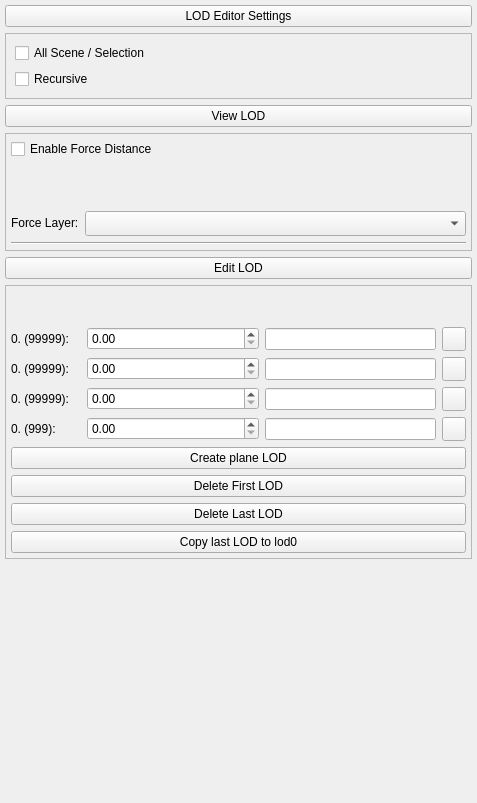
Qt form Tools/ResourceEditor/DataQt/LODEditor.ui (xaoctech/dava.engine) before a commit.
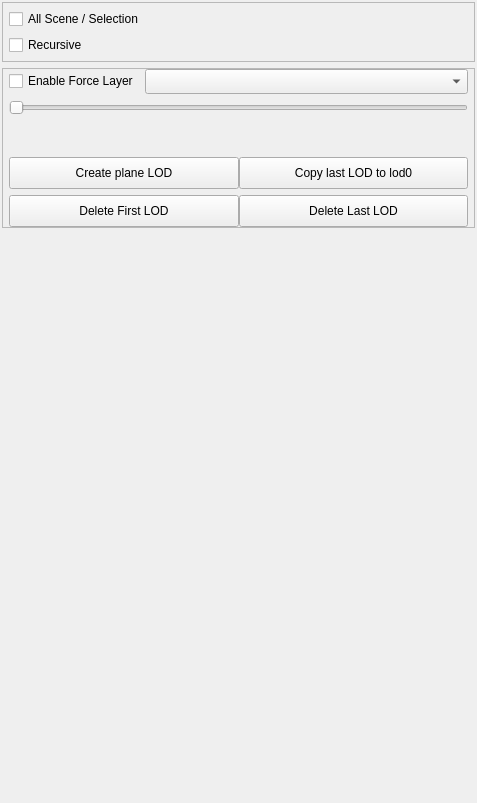
The same form after that commit. Icons and pictures are not drawn. Custom widgets are drawn as their Qt base class.

Commit message: This is a combination of 3 commits. [DF_10760] Updated LOD Editor to work with LodSystem2

Patch:
```diff
--- a/Tools/ResourceEditor/DataQt/LODEditor.ui
+++ b/Tools/ResourceEditor/DataQt/LODEditor.ui
@@ -16,23 +16,12 @@
   <property name="windowTitle">
    <string>Form</string>
   </property>
-  <layout class="QVBoxLayout" name="verticalLayout">
+  <layout class="QVBoxLayout" name="verticalLayout_3">
    <property name="margin">
-    <number>5</number>
+    <number>2</number>
    </property>
    <item>
-    <widget class="QPushButton" name="lodEditorSettingsButton">
-     <property name="text">
-      <string>LOD Editor Settings</string>
-     </property>
-     <property name="icon">
-      <iconset resource="Resources.qrc">
-       <normaloff>:/QtIcons/advanced.png</normaloff>:/QtIcons/advanced.png</iconset>
-     </property>
-    </widget>
-   </item>
-   <item alignment="Qt::AlignVCenter">
-    <widget class="QFrame" name="frameLodEditorSettings">
+    <widget class="QFrame" name="frameSettings">
      <property name="sizePolicy">
       <sizepolicy hsizetype="Preferred" vsizetype="Fixed">
        <horstretch>0</horstretch>
@@ -46,6 +35,9 @@
       <enum>QFrame::Raised</enum>
      </property>
      <layout class="QVBoxLayout" name="verticalLayout_2">
+      <property name="margin">
+       <number>6</number>
+      </property>
       <item>
        <widget class="QCheckBox" name="checkboxLodEditorMode">
         <property name="text">
@@ -64,18 +56,7 @@
     </widget>
    </item>
    <item>
-    <widget class="QPushButton" name="viewLODButton">
-     <property name="text">
-      <string>View LOD</string>
-     </property>
-     <property name="icon">
-      <iconset resource="Resources.qrc">
-       <normaloff>:/QtIcons/advanced.png</normaloff>:/QtIcons/advanced.png</iconset>
-     </property>
-    </widget>
-   </item>
-   <item>
-    <widget class="QFrame" name="frameViewLOD">
+    <widget class="QFrame" name="frameLOD">
      <property name="sizePolicy">
       <sizepolicy hsizetype="Preferred" vsizetype="Fixed">
        <horstretch>0</horstretch>
@@ -88,102 +69,54 @@
      <property name="frameShadow">
       <enum>QFrame::Raised</enum>
      </property>
-     <layout class="QGridLayout" name="gridLayout_3">
-      <property name="margin">
-       <number>5</number>
+     <layout class="QVBoxLayout" name="verticalLayout">
+      <property name="leftMargin">
+       <number>6</number>
       </property>
-      <item row="0" column="0" colspan="2">
-       <widget class="QCheckBox" name="enableForceDistance">
-        <property name="sizePolicy">
-         <sizepolicy hsizetype="Preferred" vsizetype="Fixed">
-          <horstretch>0</horstretch>
-          <verstretch>0</verstretch>
-         </sizepolicy>
-        </property>
-        <property name="text">
-         <string>Enable Force Distance</string>
-        </property>
-       </widget>
+      <property name="topMargin">
+       <number>0</number>
+      </property>
+      <property name="rightMargin">
+       <number>6</number>
+      </property>
+      <property name="bottomMargin">
+       <number>0</number>
+      </property>
+      <item>
+       <layout class="QHBoxLayout" name="horizontalLayout_3">
+        <item>
+         <widget class="QCheckBox" name="enableForceDistance">
+          <property name="sizePolicy">
+           <sizepolicy hsizetype="Fixed" vsizetype="Fixed">
+            <horstretch>0</horstretch>
+            <verstretch>0</verstretch>
+           </sizepolicy>
+          </property>
+          <property name="text">
+           <string>Enable Force Layer</string>
+          </property>
+         </widget>
+        </item>
+        <item>
+         <widget class="QComboBox" name="forceLayer">
+          <property name="minimumSize">
+           <size>
+            <width>0</width>
+            <height>25</height>
+           </size>
+          </property>
+         </widget>
+        </item>
+       </layout>
       </item>
-      <item row="1" column="0" colspan="2">
-       <widget class="LabeledSlider" name="forceSlider" native="true">
-        <property name="sizePolicy">
-         <sizepolicy hsizetype="Preferred" vsizetype="Minimum">
-          <horstretch>0</horstretch>
-          <verstretch>0</verstretch>
-         </sizepolicy>
-        </property>
-        <property name="minimumSize">
-         <size>
-          <width>0</width>
-          <height>40</height>
-         </size>
-        </property>
-       </widget>
-      </item>
-      <item row="2" column="0">
-       <widget class="QLabel" name="forceLayerLabel">
-        <property name="sizePolicy">
-         <sizepolicy hsizetype="Fixed" vsizetype="Fixed">
-          <horstretch>0</horstretch>
-          <verstretch>0</verstretch>
-         </sizepolicy>
-        </property>
-        <property name="text">
-         <string>Force Layer:</string>
-        </property>
-       </widget>
-      </item>
-      <item row="2" column="1">
-       <widget class="QComboBox" name="forceLayer">
-        <property name="minimumSize">
-         <size>
-          <width>0</width>
-          <height>25</height>
-         </size>
-        </property>
-       </widget>
-      </item>
-      <item row="3" column="0" colspan="2">
-       <widget class="Line" name="line">
+      <item>
+       <widget class="QSlider" name="forceSlider">
         <property name="orientation">
          <enum>Qt::Horizontal</enum>
         </property>
        </widget>
       </item>
-     </layout>
-    </widget>
-   </item>
-   <item>
-    <widget class="QPushButton" name="editLODButton">
-     <property name="text">
-      <string>Edit LOD</string>
-     </property>
-     <property name="icon">
-      <iconset resource="Resources.qrc">
-       <normaloff>:/QtIcons/advanced.png</normaloff>:/QtIcons/advanced.png</iconset>
-     </property>
-    </widget>
-   </item>
-   <item>
-    <widget class="QFrame" name="frameEditLOD">
-     <property name="sizePolicy">
-      <sizepolicy hsizetype="Preferred" vsizetype="Fixed">
-       <horstretch>0</horstretch>
-       <verstretch>0</verstretch>
-      </sizepolicy>
-     </property>
-     <property name="frameShape">
-      <enum>QFrame::StyledPanel</enum>
-     </property>
-     <property name="frameShadow">
-      <enum>QFrame::Raised</enum>
-     </property>
-     <layout class="QGridLayout" name="gridLayout_4">
-      <property name="margin">
-       <number>5</number>
-      </property>
-      <item row="0" column="0" colspan="4">
+      <item>
        <widget class="DistanceSlider" name="distanceSlider">
         <property name="sizePolicy">
          <sizepolicy hsizetype="Preferred" vsizetype="Fixed">
@@ -202,337 +135,125 @@
         </property>
        </widget>
       </item>
-      <item row="6" column="0" colspan="4">
-       <widget class="QPushButton" name="buttonDeleteFirstLOD">
-        <property name="text">
-         <string>Delete First LOD</string>
+      <item>
+       <layout class="QHBoxLayout" name="horizontalLayout">
+        <property name="spacing">
+         <number>0</number>
         </property>
-       </widget>
-      </item>
-      <item row="2" column="3">
-       <widget class="QPushButton" name="lod1Reset">
-        <property name="sizePolicy">
-         <sizepolicy hsizetype="Fixed" vsizetype="Fixed">
-          <horstretch>0</horstretch>
-          <verstretch>0</verstretch>
-         </sizepolicy>
+        <property name="sizeConstraint">
+         <enum>QLayout::SetDefaultConstraint</enum>
         </property>
-        <property name="minimumSize">
-         <size>
-          <width>24</width>
-          <height>24</height>
-         </size>
+        <property name="leftMargin">
+         <number>0</number>
         </property>
-        <property name="maximumSize">
-         <size>
-          <width>24</width>
-          <height>24</height>
-         </size>
-        </property>
-        <property name="text">
-         <string/>
-        </property>
-        <property name="icon">
-         <iconset resource="Resources.qrc">
-          <normaloff>:/QtIcons/reset.png</normaloff>:/QtIcons/reset.png</iconset>
-        </property>
-       </widget>
+        <item>
+         <widget class="QPushButton" name="createPlaneLodButton">
+          <property name="sizePolicy">
+           <sizepolicy hsizetype="Preferred" vsizetype="Minimum">
+            <horstretch>32</horstretch>
+            <verstretch>32</verstretch>
+           </sizepolicy>
+          </property>
+          <property name="minimumSize">
+           <size>
+            <width>32</width>
+            <height>32</height>
+           </size>
+          </property>
+          <property name="maximumSize">
+           <size>
+            <width>16777215</width>
+            <height>32</height>
+           </size>
+          </property>
+          <property name="text">
+           <string>Create plane LOD</string>
+          </property>
+         </widget>
+        </item>
+        <item>
+         <widget class="QPushButton" name="lastLodToFrontButton">
+          <property name="sizePolicy">
+           <sizepolicy hsizetype="Preferred" vsizetype="Minimum">
+            <horstretch>32</horstretch>
+            <verstretch>32</verstretch>
+           </sizepolicy>
+          </property>
+          <property name="minimumSize">
+           <size>
+            <width>32</width>
+            <height>32</height>
+           </size>
+          </property>
+          <property name="maximumSize">
+           <size>
+            <width>16777215</width>
+            <height>32</height>
+           </size>
+          </property>
+          <property name="text">
+           <string>Copy last LOD to lod0</string>
+          </property>
+         </widget>
+        </item>
+       </layout>
       </item>
-      <item row="3" column="3">
-       <widget class="QPushButton" name="lod2Reset">
-        <property name="sizePolicy">
-         <sizepolicy hsizetype="Fixed" vsizetype="Fixed">
-          <horstretch>0</horstretch>
-          <verstretch>0</verstretch>
-         </sizepolicy>
+      <item>
+       <layout class="QHBoxLayout" name="horizontalLayout_2">
+        <property name="spacing">
+         <number>0</number>
         </property>
-        <property name="minimumSize">
-         <size>
-          <width>24</width>
-          <height>24</height>
-         </size>
-        </property>
-        <property name="maximumSize">
-         <size>
-          <width>24</width>
-          <height>24</height>
-         </size>
-        </property>
-        <property name="text">
-         <string/>
-        </property>
-        <property name="icon">
-         <iconset resource="Resources.qrc">
-          <normaloff>:/QtIcons/reset.png</normaloff>:/QtIcons/reset.png</iconset>
-        </property>
-       </widget>
-      </item>
-      <item row="5" column="0" colspan="4">
-       <widget class="QPushButton" name="createPlaneLodButton">
-        <property name="text">
-         <string>Create plane LOD</string>
-        </property>
-       </widget>
-      </item>
-      <item row="4" column="0" alignment="Qt::AlignVCenter">
-       <widget class="QLabel" name="lod3Name">
-        <property name="sizePolicy">
-         <sizepolicy hsizetype="Minimum" vsizetype="Fixed">
-          <horstretch>0</horstretch>
-          <verstretch>0</verstretch>
-         </sizepolicy>
-        </property>
-        <property name="minimumSize">
-         <size>
-          <width>70</width>
-          <height>0</height>
-         </size>
-        </property>
-        <property name="layoutDirection">
-         <enum>Qt::LeftToRight</enum>
-        </property>
-        <property name="text">
-         <string>0. (999):</string>
-        </property>
-        <property name="alignment">
-         <set>Qt::AlignLeading|Qt::AlignLeft|Qt::AlignVCenter</set>
-        </property>
-       </widget>
-      </item>
-      <item row="2" column="1">
-       <widget class="EventFilterDoubleSpinBox" name="lod1Distance">
-        <property name="sizePolicy">
-         <sizepolicy hsizetype="Expanding" vsizetype="Fixed">
-          <horstretch>0</horstretch>
-          <verstretch>0</verstretch>
-         </sizepolicy>
-        </property>
-        <property name="suffix">
-         <string/>
-        </property>
-        <property name="minimum">
-         <double>0.000000000000000</double>
-        </property>
-        <property name="maximum">
-         <double>1000.000000000000000</double>
-        </property>
-       </widget>
-      </item>
-      <item row="3" column="0" alignment="Qt::AlignVCenter">
-       <widget class="QLabel" name="lod2Name">
-        <property name="sizePolicy">
-         <sizepolicy hsizetype="Minimum" vsizetype="Fixed">
-          <horstretch>0</horstretch>
-          <verstretch>0</verstretch>
-         </sizepolicy>
-        </property>
-        <property name="minimumSize">
-         <size>
-          <width>70</width>
-          <height>0</height>
-         </size>
-        </property>
-        <property name="layoutDirection">
-         <enum>Qt::LeftToRight</enum>
-        </property>
-        <property name="text">
-         <string>0. (99999):</string>
-        </property>
-        <property name="alignment">
-         <set>Qt::AlignLeading|Qt::AlignLeft|Qt::AlignVCenter</set>
-        </property>
-       </widget>
-      </item>
-      <item row="4" column="1">
-       <widget class="EventFilterDoubleSpinBox" name="lod3Distance">
-        <property name="sizePolicy">
-         <sizepolicy hsizetype="Expanding" vsizetype="Fixed">
-          <horstretch>0</horstretch>
-          <verstretch>0</verstretch>
-         </sizepolicy>
-        </property>
-        <property name="suffix">
-         <string/>
-        </property>
-        <property name="minimum">
-         <double>0.000000000000000</double>
-        </property>
-        <property name="maximum">
-         <double>1000.000000000000000</double>
-        </property>
-       </widget>
-      </item>
-      <item row="4" column="3">
-       <widget class="QPushButton" name="lod3Reset">
-        <property name="sizePolicy">
-         <sizepolicy hsizetype="Fixed" vsizetype="Fixed">
-          <horstretch>0</horstretch>
-          <verstretch>0</verstretch>
-         </sizepolicy>
-        </property>
-        <property name="minimumSize">
-         <size>
-          <width>24</width>
-          <height>24</height>
-         </size>
-        </property>
-        <property name="maximumSize">
-         <size>
-          <width>24</width>
-          <height>24</height>
-         </size>
-        </property>
-        <property name="text">
-         <string/>
-        </property>
-        <property name="icon">
-         <iconset resource="Resources.qrc">
-          <normaloff>:/QtIcons/reset.png</normaloff>:/QtIcons/reset.png</iconset>
-        </property>
-       </widget>
-      </item>
-      <item row="1" column="3">
-       <widget class="QPushButton" name="lod0Reset">
-        <property name="sizePolicy">
-         <sizepolicy hsizetype="Fixed" vsizetype="Fixed">
-          <horstretch>0</horstretch>
-          <verstretch>0</verstretch>
-         </sizepolicy>
-        </property>
-        <property name="minimumSize">
-         <size>
-          <width>24</width>
-          <height>24</height>
-         </size>
-        </property>
-        <property name="maximumSize">
-         <size>
-          <width>24</width>
-          <height>24</height>
-         </size>
-        </property>
-        <property name="text">
-         <string/>
-        </property>
-        <property name="icon">
-         <iconset resource="Resources.qrc">
-          <normaloff>:/QtIcons/reset.png</normaloff>:/QtIcons/reset.png</iconset>
-        </property>
-       </widget>
-      </item>
-      <item row="3" column="1">
-       <widget class="EventFilterDoubleSpinBox" name="lod2Distance">
-        <property name="sizePolicy">
-         <sizepolicy hsizetype="Expanding" vsizetype="Fixed">
-          <horstretch>0</horstretch>
-          <verstretch>0</verstretch>
-         </sizepolicy>
-        </property>
-        <property name="suffix">
-         <string/>
-        </property>
-        <property name="minimum">
-         <double>0.000000000000000</double>
-        </property>
-        <property name="maximum">
-         <double>1000.000000000000000</double>
-        </property>
-       </widget>
-      </item>
-      <item row="2" column="0" alignment="Qt::AlignVCenter">
-       <widget class="QLabel" name="lod1Name">
-        <property name="sizePolicy">
-         <sizepolicy hsizetype="Minimum" vsizetype="Fixed">
-          <horstretch>0</horstretch>
-          <verstretch>0</verstretch>
-         </sizepolicy>
-        </property>
-        <property name="minimumSize">
-         <size>
-          <width>70</width>
-          <height>0</height>
-         </size>
-        </property>
-        <property name="layoutDirection">
-         <enum>Qt::LeftToRight</enum>
-        </property>
-        <property name="text">
-         <string>0. (99999):</string>
-        </property>
-        <property name="alignment">
-         <set>Qt::AlignLeading|Qt::AlignLeft|Qt::AlignVCenter</set>
-        </property>
-       </widget>
-      </item>
-      <item row="8" column="0" colspan="4">
-       <widget class="QPushButton" name="lastLodToFrontButton">
-        <property name="text">
-         <string>Copy last LOD to lod0</string>
-        </property>
-       </widget>
-      </item>
-      <item row="7" column="0" colspan="4">
-       <widget class="QPushButton" name="buttonDeleteLastLOD">
-        <property name="text">
-         <string>Delete Last LOD</string>
-        </property>
-       </widget>
-      </item>
-      <item row="1" column="0">
-       <widget class="QLabel" name="lod0Name">
-        <property name="sizePolicy">
-         <sizepolicy hsizetype="Minimum" vsizetype="Fixed">
-          <horstretch>0</horstretch>
-          <verstretch>0</verstretch>
-         </sizepolicy>
-        </property>
-        <property name="minimumSize">
-         <size>
-          <width>70</width>
-          <height>0</height>
-         </size>
-        </property>
-        <property name="layoutDirection">
-         <enum>Qt::LeftToRight</enum>
-        </property>
-        <property name="text">
-         <string>0. (99999):</string>
-        </property>
-        <property name="alignment">
-         <set>Qt::AlignLeading|Qt::AlignLeft|Qt::AlignVCenter</set>
-        </property>
-       </widget>
-      </item>
-      <item row="1" column="1" alignment="Qt::AlignVCenter">
-       <widget class="EventFilterDoubleSpinBox" name="lod0Distance">
-        <property name="sizePolicy">
-         <sizepolicy hsizetype="Expanding" vsizetype="Fixed">
-          <horstretch>0</horstretch>
-          <verstretch>0</verstretch>
-         </sizepolicy>
-        </property>
-        <property name="suffix">
-         <string/>
-        </property>
-        <property name="minimum">
-         <double>0.000000000000000</double>
-        </property>
-        <property name="maximum">
-         <double>1000.000000000000000</double>
-        </property>
-       </widget>
-      </item>
-      <item row="1" column="2">
-       <widget class="QLineEdit" name="lod0Multiple"/>
-      </item>
-      <item row="2" column="2">
-       <widget class="QLineEdit" name="lod1Multiple"/>
-      </item>
-      <item row="3" column="2">
-       <widget class="QLineEdit" name="lod2Multiple"/>
-      </item>
-      <item row="4" column="2">
-       <widget class="QLineEdit" name="lod3Multiple"/>
+        <item>
+         <widget class="QPushButton" name="buttonDeleteFirstLOD">
+          <property name="sizePolicy">
+           <sizepolicy hsizetype="Preferred" vsizetype="Minimum">
+            <horstretch>32</horstretch>
+            <verstretch>32</verstretch>
+           </sizepolicy>
+          </property>
+          <property name="minimumSize">
+           <size>
+            <width>32</width>
+            <height>32</height>
+           </size>
+          </property>
+          <property name="maximumSize">
+           <size>
+            <width>16777215</width>
+            <height>32</height>
+           </size>
+          </property>
+          <property name="text">
+           <string>Delete First LOD</string>
+          </property>
+         </widget>
+        </item>
+        <item>
+         <widget class="QPushButton" name="buttonDeleteLastLOD">
+          <property name="sizePolicy">
+           <sizepolicy hsizetype="Preferred" vsizetype="Minimum">
+            <horstretch>32</horstretch>
+            <verstretch>32</verstretch>
+           </sizepolicy>
+          </property>
+          <property name="minimumSize">
+           <size>
+            <width>32</width>
+            <height>32</height>
+           </size>
+          </property>
+          <property name="maximumSize">
+           <size>
+            <width>16777215</width>
+            <height>32</height>
+           </size>
+          </property>
+          <property name="text">
+           <string>Delete Last LOD</string>
+          </property>
+         </widget>
+        </item>
+       </layout>
       </item>
      </layout>
     </widget>
@@ -553,17 +274,6 @@
   </layout>
  </widget>
  <customwidgets>
-  <customwidget>
-   <class>EventFilterDoubleSpinBox</class>
-   <extends>QDoubleSpinBox</extends>
-   <header location="global">Tools/EventFilterDoubleSpinBox/EventFilterDoubleSpinBox.h</header>
-  </customwidget>
-  <customwidget>
-   <class>LabeledSlider</class>
-   <extends>QWidget</extends>
-   <header>Tools/LabeledSlider/LabeledSlider.h</header>
-   <container>1</container>
-  </customwidget>
   <customwidget>
    <class>DistanceSlider</class>
    <extends>QFrame</extends>
```
Left out of the diff: 14 changed lines with no effect on the pictures. The commit also changes 13 other files.
